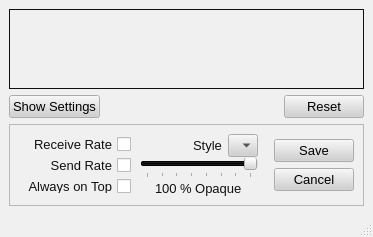
Qt form src/gui/bwgraph/bwgraph.ui (a-ilin/vidalia) before a commit.
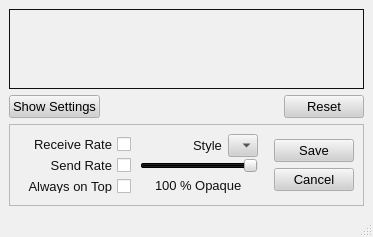
The same form after that commit. Icons and pictures are not drawn. Custom widgets are drawn as their Qt base class.

Commit message:
Turn off tick marks on the opacity slider, so the new graph style drop down will fit on win32. The tick marks didn't serve much purpose anyway, plus we have the percentage label too.
svn:r1542

What changed in the file:
```diff
--- a/src/gui/bwgraph/bwgraph.ui
+++ b/src/gui/bwgraph/bwgraph.ui
@@ -794,7 +794,7 @@
                <bool>false</bool>
               </property>
               <property name="tickPosition" >
-               <enum>QSlider::TicksBelow</enum>
+               <enum>QSlider::NoTicks</enum>
               </property>
               <property name="tickInterval" >
                <number>10</number>
```
